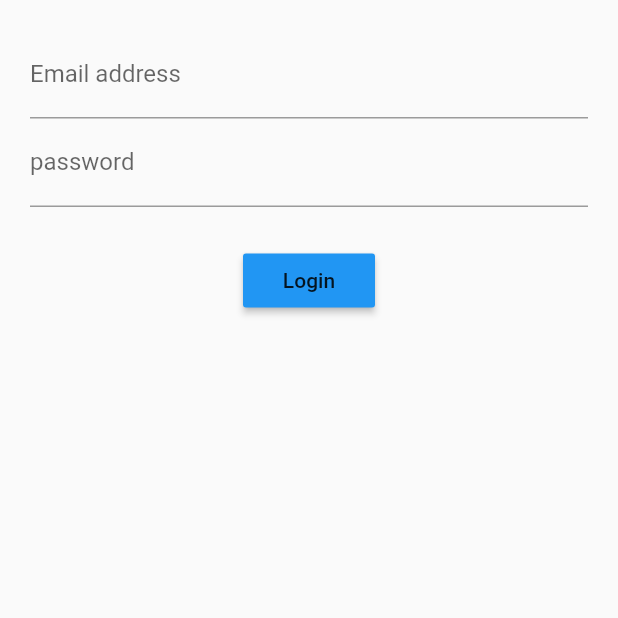
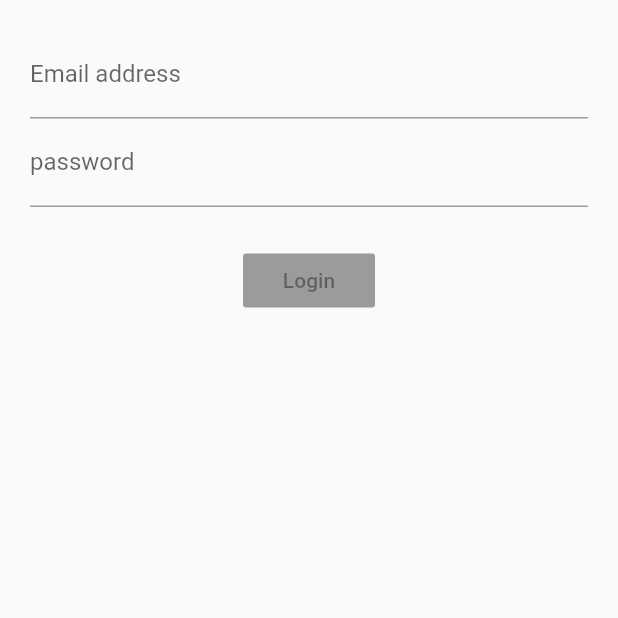
Before and after one commit to renanpallin/flutter-login-bloc, a Flutter app: the screen it shows after launch, on a phone screen of 412 x 824 dp, the top half of it. Run offline on Flutter 3.47's test engine with Material 2 defaults, Android fonts, the phone set to English and light mode, and no system bars; our stand-ins replace rxdart.

Commit message:
Combining streams with rxDart

```diff
--- a/lib/src/blocs/bloc.dart
+++ b/lib/src/blocs/bloc.dart
@@ -1,9 +1,11 @@
 import 'dart:async';
 import 'validators.dart';
 
+import 'package:rxdart/rxdart.dart';
+
 class Bloc with Validators {
-  final _email = StreamController<String>();
-  final _password = StreamController<String>();
+  final _email = StreamController<String>.broadcast();
+  final _password = StreamController<String>.broadcast();
 
   Stream<String> get email => _email.stream.transform(validateEmail);
   Function(String) get changeEmail => _email.sink.add;
@@ -11,6 +13,8 @@ class Bloc with Validators {
   Stream<String> get password => _password.stream.transform(validatePassword);
   Function(String) get changePassword => _password.sink.add;
 
+  Stream<bool> get submitValid => Observable.combineLatest2(email, password, (e, p) => true);
+
   dispose() {
     _email.close();
     _password.close();
--- a/lib/src/screens/login_screen.dart
+++ b/lib/src/screens/login_screen.dart
@@ -15,7 +15,7 @@ class LoginScreen extends StatelessWidget {
           Container(
             margin: EdgeInsets.only(top: 25),
           ),
-          submitButton(),
+          submitButton(bloc),
         ],
       ),
     );
@@ -45,22 +45,28 @@ class LoginScreen extends StatelessWidget {
         return TextField(
           onChanged: bloc.changePassword,
           decoration: InputDecoration(
-            hintText: 'password',
-            labelText: 'password',
-            errorText: snapshot.error
-          ),
+              hintText: 'password',
+              labelText: 'password',
+              errorText: snapshot.error),
           obscureText: false,
         );
       },
     );
   }
 
-  Widget submitButton() {
-    return RaisedButton(
-      child: Text('Login'),
-      color: Colors.blue,
-      onPressed: () {
-        print('Fazendo login...');
+  Widget submitButton(Bloc bloc) {
+    return StreamBuilder(
+      stream: bloc.submitValid,
+      builder: (context, snapshot) {
+        return RaisedButton(
+          child: Text('Login'),
+          color: Colors.blue,
+          onPressed: snapshot.hasData
+              ? () {
+                  print('Fazendo o login...');
+                }
+              : null,
+        );
       },
     );
   }
--- a/pubspec.yaml
+++ b/pubspec.yaml
@@ -19,6 +19,8 @@ dependencies:
   # The following adds the Cupertino Icons font to your application.
   # Use with the CupertinoIcons class for iOS style icons.
   cupertino_icons: ^0.1.2
+
+  rxdart: ^0.18.1
 
 dev_dependencies:
   flutter_test:
```
